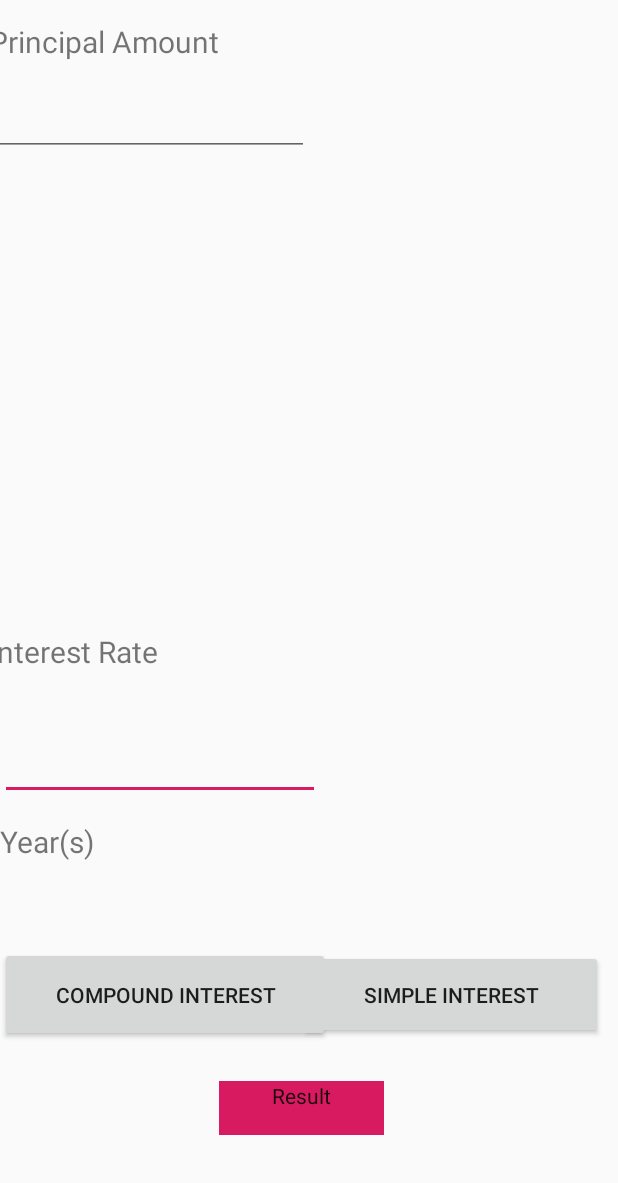
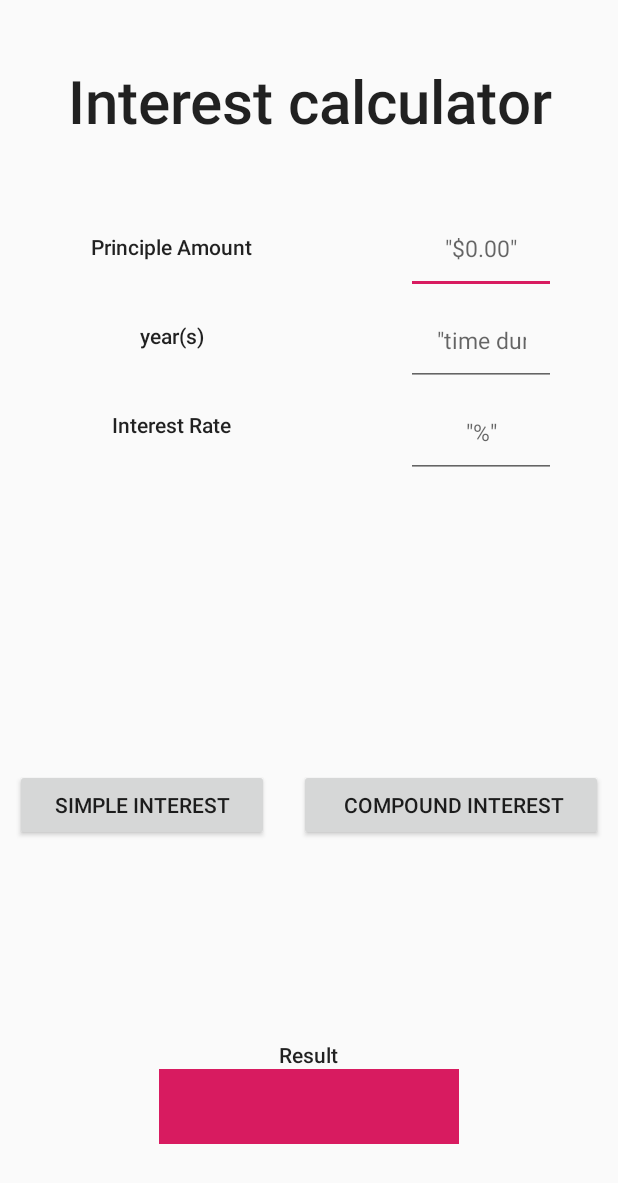
Before and after one commit to rajat-khushalani/Assignment, an Android app: the screen it shows after launch (MainActivity), on a phone screen of 412 x 824 dp. Shown: the top 1183 px of the screen. Run offline under Robolectric (Android 15) with nearby library versions, the phone set to English and light mode, and no system bars.

Commit message:
#committed changes in Interest_calculator

```diff
--- a/src/main/java/interest_calculator/gl/com/interest_calculator/MainActivity.java
+++ b/src/main/java/interest_calculator/gl/com/interest_calculator/MainActivity.java
@@ -2,6 +2,7 @@ package interest_calculator.gl.com.interest_calculator;
 
 import android.app.Activity;
 import android.os.Bundle;
+import android.util.Log;
 import android.view.View;
 import android.widget.Button;
 import android.widget.EditText;
@@ -11,6 +12,7 @@ import static android.view.View.OnClickListener;
 
 
 public class MainActivity extends Activity implements OnClickListener {
+    private static String TAG="INTEREST_CALCULATOR";
     private TextView mPrincipleAmount;
     TextView mInterestRate;
     TextView mYears;
@@ -22,8 +24,8 @@ public class MainActivity extends Activity implements OnClickListener {
     TextView t1;
     private Bundle savedInstanceState;
     private View v;
-    public SimpleInterest simpleInterest;
-    public CompoundInterest compoundInterest;
+    /*public SimpleInterest simpleInterest;
+    public CompoundInterest compoundInterest;*/
 
     @Override
     protected void onCreate(Bundle savedInstanceState) {
@@ -31,34 +33,43 @@ public class MainActivity extends Activity implements OnClickListener {
         super.onCreate(savedInstanceState);
         setContentView(R.layout.activity_main);
         this.userInputs();
+        /*SimpleInterest simpleInterest=new SimpleInterest();
+        CompoundInterest compoundInterest=new CompoundInterest();*/
 
 
     }
     public void userInputs() {
-        this.mPrincipleAmount = (TextView) findViewById(R.id.PA);
+        this.mPrincipleAmount = (TextView) findViewById(R.id.Principle_Amount);
         this.mInterestRate = (TextView) findViewById(R.id.Interest_Rate);
-        this.mYears = (TextView) findViewById(R.id.Years);
-        this.mPrincipleAmt_bar = (EditText) findViewById(R.id.PA_bar);
-        this.mInterestRate_bar = (EditText) findViewById(R.id.IR_bar);
+        this.mYears = (TextView) findViewById(R.id.years);
+        this.mPrincipleAmt_bar = (EditText) findViewById(R.id.PA_Bar);
+        this.mInterestRate_bar = (EditText) findViewById(R.id.IR_Bar);
         this.myear_bar = (EditText) findViewById(R.id.year_bar);
         this.t1 = (TextView) findViewById(R.id.t1);
-        findViewById(R.id.btn_SimpleInterest).setOnClickListener(this);
-        findViewById(R.id.btn_CompoundInterest).setOnClickListener(this);
+        findViewById(R.id.btn_simpleInterest).setOnClickListener(this);
+        findViewById(R.id.btn_compoundInterest).setOnClickListener(this);
         }
 
-    float principle = Float.parseFloat(mPrincipleAmt_bar.getText().toString());
-    float rate = Float.parseFloat(mInterestRate_bar.getText().toString());
-    float year = Float.parseFloat(myear_bar.getText().toString());
+
 
        /* SimpleInterest.setOnClickListener(new View.OnClickListener()
         {*/
         public void onClick (View v){
             switch (v.getId()) {
-                case R.id.btn_SimpleInterest:
+                case R.id.btn_simpleInterest:
+                    float principle = Float.parseFloat(mPrincipleAmt_bar.getText().toString());
+                    float rate = Float.parseFloat(mInterestRate_bar.getText().toString());
+                    float year = Float.parseFloat(myear_bar.getText().toString());
+                    Log.d(TAG,"AAJYA");
+                    SimpleInterest simpleInterest=new SimpleInterest();
                     t1.setText(Float.toString(simpleInterest.calculateSimpleInterest(principle,rate,year)));
                     return;
-                case R.id.btn_CompoundInterest:
-                   t1.setText(Double.toString(compoundInterest.calculateCompoundInterest(principle,rate,year)));
+                case R.id.btn_compoundInterest:
+                    float principle1 = Float.parseFloat(mPrincipleAmt_bar.getText().toString());
+                    float rate1 = Float.parseFloat(mInterestRate_bar.getText().toString());
+                    float year1 = Float.parseFloat(myear_bar.getText().toString());
+                    CompoundInterest compoundInterest=new CompoundInterest();
+                   t1.setText(Double.toString(compoundInterest.calculateCompoundInterest(principle1,rate1,year1)));
                     return;
             }
         }
--- a/src/main/java/interest_calculator/gl/com/interest_calculator/SimpleInterest.java
+++ b/src/main/java/interest_calculator/gl/com/interest_calculator/SimpleInterest.java
@@ -7,7 +7,7 @@ float year;
         this.principle=principle;
         this.rate=rate;
         this.year=year;
-        float si = (principle * principle * year) / 100;
+        float si = (principle * rate * year) / 100;
         return si;
     }
 
--- a/src/main/res/layout/activity_main.xml
+++ b/src/main/res/layout/activity_main.xml
@@ -1,121 +1,156 @@
-<RelativeLayout xmlns:android="http://schemas.android.com/apk/res/android"
+<?xml version="1.0" encoding="utf-8"?>
+<LinearLayout xmlns:android="http://schemas.android.com/apk/res/android"
     xmlns:app="http://schemas.android.com/apk/res-auto"
     xmlns:tools="http://schemas.android.com/tools"
     android:layout_width="match_parent"
     android:layout_height="match_parent"
-    tools:context=".MainActivity" >
+    android:orientation="vertical"
+    tools:context=".MainActivity">
+
+    <LinearLayout
+        android:layout_width="match_parent"
+        android:layout_height="wrap_content"
+        android:orientation="horizontal"
+        android:layout_weight="0.5"
+        android:gravity="center_vertical">
 
         <TextView
-        android:id="@+id/Years"
+            android:layout_width="match_parent"
+            android:layout_height="wrap_content"
+            android:layout_margin="10sp"
+            android:text="Interest calculator"
+            android:textSize="40dp"
+            android:textAlignment="center"
+            android:textAppearance="@style/TextAppearance.AppCompat.Body2"
+
+            />
+
+    </LinearLayout>
+    <LinearLayout
+        android:layout_width="match_parent"
+        android:layout_height="wrap_content"
+        android:orientation="horizontal"
+        android:layout_weight="1"
+        android:baselineAligned="false">
+        <LinearLayout
+            android:layout_width="wrap_content"
+            android:layout_height="match_parent"
+            android:orientation="vertical"
+            android:gravity="center_horizontal"
+            android:layout_weight="1"
+            android:baselineAligned="false">
+
+            <TextView
+                android:id="@+id/Principle_Amount"
                 android:layout_width="wrap_content"
                 android:layout_height="wrap_content"
-        android:layout_alignLeft="@+id/IR_bar"
-        android:layout_alignParentBottom="true"
-        android:layout_marginLeft="0dp"
-        android:layout_marginBottom="249dp"
-        android:text="Year(s)"
-        android:textSize="20sp" />
+                android:padding="20sp"
+                android:text="Principle Amount"
 
-    <EditText
-        android:id="@+id/year_bar"
-        android:layout_width="match_parent"
-        android:layout_height="wrap_content"
-        android:layout_below="@+id/Years"
-        android:layout_alignLeft="@+id/Years"
-        android:layout_marginLeft="12dp"
-        android:layout_marginTop="58dp" />
+                android:textAppearance="@style/TextAppearance.AppCompat.Body2" />
 
-    <Button
-        android:id="@+id/btn_SimpleInterest"
-        android:layout_width="174dp"
-        android:layout_height="59dp"
-        android:layout_alignLeft="@+id/year_bar"
-        android:layout_alignRight="@+id/year_bar"
-        android:layout_alignParentBottom="true"
-        android:layout_marginLeft="188dp"
-        android:layout_marginRight="10dp"
-        android:layout_marginBottom="131dp"
-        android:text="Simple Interest" />
-
-    <Button
-        android:id="@+id/btn_CompoundInterest"
-        android:layout_width="192dp"
-        android:layout_height="63dp"
-        android:layout_alignLeft="@+id/year_bar"
-        android:layout_alignRight="@+id/year_bar"
-        android:layout_alignParentBottom="true"
-        android:layout_marginLeft="-12dp"
-        android:layout_marginRight="192dp"
-        android:layout_marginBottom="129dp"
-        android:text="Compound Interest" />
-
-    <EditText
-        android:id="@+id/IR_bar"
+            <TextView
+                android:id="@+id/years"
                 android:layout_width="wrap_content"
                 android:layout_height="wrap_content"
-        android:layout_above="@+id/Years"
-        android:layout_marginBottom="14dp"
-        android:ems="10"
-        android:inputType="number" >
-
-        <requestFocus />
-    </EditText>
+                android:padding="20sp"
+                android:text="year(s)"
+                android:textAppearance="@style/TextAppearance.AppCompat.Body2" />
 
             <TextView
                 android:id="@+id/Interest_Rate"
                 android:layout_width="wrap_content"
                 android:layout_height="wrap_content"
-        android:layout_above="@+id/IR_bar"
-        android:layout_alignLeft="@+id/IR_bar"
-        android:layout_marginLeft="-7dp"
-        android:layout_marginBottom="40dp"
+                android:padding="20sp"
                 android:text="Interest Rate"
-        android:textSize="20sp" />
+                android:textAppearance="@style/TextAppearance.AppCompat.Body2" />
+        </LinearLayout>
+        <LinearLayout
+            android:layout_width="wrap_content"
+            android:layout_height="match_parent"
+            android:orientation="vertical"
+            android:layout_weight="1"
+            android:gravity="center_horizontal"
+            android:baselineAligned="false">
+
+            <EditText
+                android:id="@+id/PA_Bar"
+                android:layout_width="100sp"
+                android:layout_height="wrap_content"
+                android:hint='"$0.00"'
+                android:inputType="numberDecimal"
+                android:padding="20sp"
+                android:textAlignment="center"
+                android:textSize="15sp" />
+
+            <EditText
+                android:id="@+id/year_bar"
+                android:layout_width="100sp"
+                android:layout_height="wrap_content"
+                android:hint='"time duration"'
+                android:inputType="numberDecimal"
+                android:padding="20sp"
+                android:textAlignment="center"
+                android:textSize="15sp" />
+
+            <EditText
+                android:id="@+id/IR_Bar"
+                android:layout_width="100sp"
+                android:layout_height="wrap_content"
+                android:hint='"%"'
+                android:inputType="numberDecimal"
+                android:padding="20sp"
+                android:textAlignment="center"
+                android:textSize="15sp" />
+        </LinearLayout>
+    </LinearLayout>
+    <LinearLayout
+        android:layout_width="match_parent"
+        android:layout_height="wrap_content"
+        android:layout_weight="1"
+        android:gravity="center"
+        android:orientation="horizontal"
+        android:baselineAligned="false">
+
+        <Button
+            android:id="@+id/btn_simpleInterest"
+            android:layout_width="wrap_content"
+            android:layout_height="wrap_content"
+            android:layout_margin="10sp"
+            android:layout_weight="1"
+            android:text="Simple Interest" />
+
+        <Button
+            android:id="@+id/btn_compoundInterest"
+            android:layout_width="wrap_content"
+            android:layout_height="wrap_content"
+            android:layout_margin="10sp"
+            android:layout_weight="1"
+            android:text=" Compound Interest" />
+
+    </LinearLayout>
+    <LinearLayout
+        android:layout_width="match_parent"
+        android:layout_height="wrap_content"
+        android:layout_weight="1"
+        android:orientation="vertical"
+        android:gravity="center"
+        android:baselineAligned="false">
 
         <TextView
-        android:id="@+id/PA"
+            android:id="@+id/result"
             android:layout_width="wrap_content"
             android:layout_height="wrap_content"
-        android:layout_alignLeft="@+id/PA_bar"
-        android:layout_alignParentTop="true"
-        android:layout_marginTop="14dp"
-        android:text="Principal Amount"
-        android:textSize="20sp" />
-
-    <EditText
-        android:id="@+id/PA_bar"
-        android:layout_width="wrap_content"
-        android:layout_height="wrap_content"
-        android:layout_alignLeft="@+id/Interest_Rate"
-        android:layout_below="@+id/PA"
-        android:layout_marginTop="17dp"
-        android:ems="10"
-        android:inputType="number" />
-
-    <TextView
-        android:id="@+id/Result"
-        android:layout_width="110dp"
-        android:layout_height="36dp"
-
-        android:layout_alignParentBottom="true"
-
-        android:layout_marginBottom="67dp"
-        android:layout_toEndOf="@+id/PA"
-        android:layout_toRightOf="@+id/PA"
-        android:background="@color/colorAccent"
             android:text="Result"
-        android:textAlignment="center"
-        android:textAppearance="@style/TextAppearance.AppCompat.Body1" />
+            android:textAppearance="@style/TextAppearance.AppCompat.Body2" />
 
         <TextView
             android:id="@+id/t1"
-        android:layout_width="153dp"
-        android:layout_height="49dp"
-        android:layout_alignParentStart="true"
-        android:layout_alignParentLeft="true"
-        android:layout_alignParentTop="true"
-        android:layout_marginStart="130dp"
-        android:layout_marginLeft="130dp"
-        android:layout_marginTop="450dp" />
+            android:layout_width="200sp"
+            android:layout_height="50sp"
+            android:background="@color/colorAccent"
+            android:gravity="center"
 
-</RelativeLayout>
+            android:textAppearance="@style/TextAppearance.AppCompat.Body2" />
+    </LinearLayout>
+</LinearLayout>
```
Lines whose indentation alone changed are shown as unchanged.
